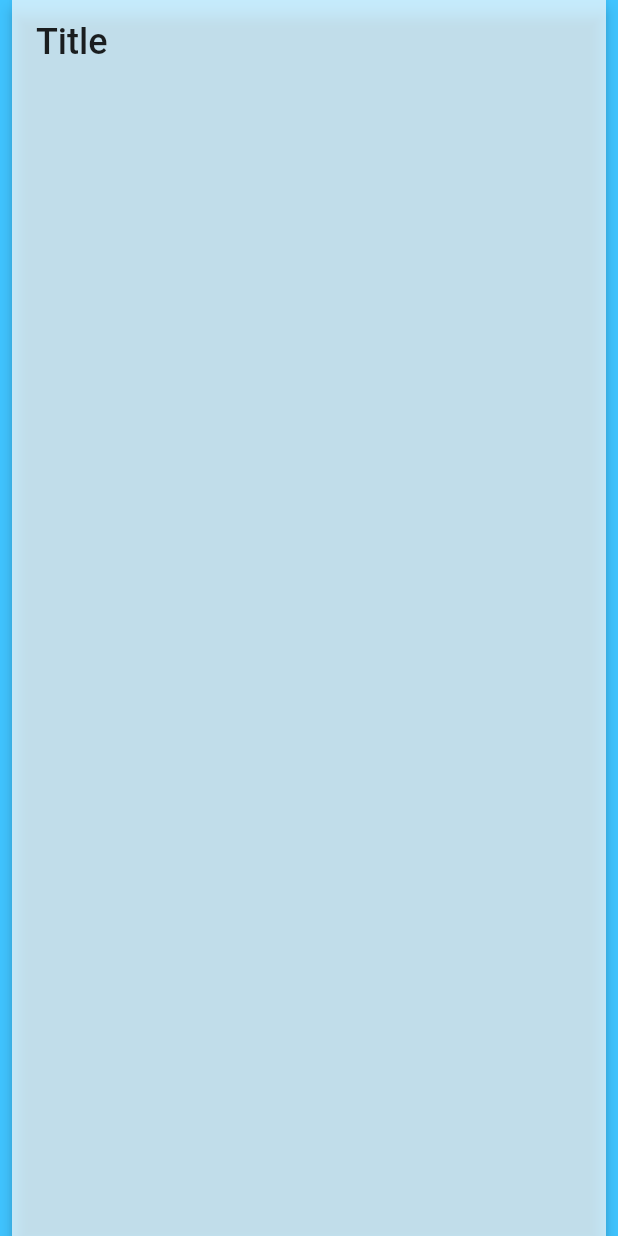
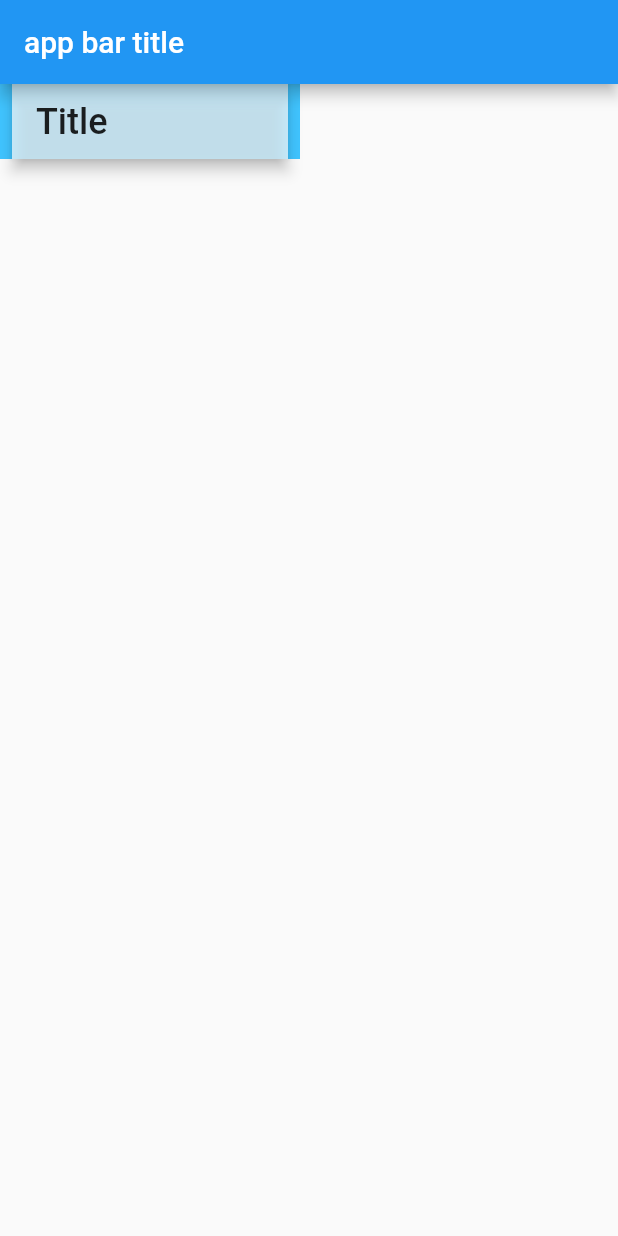
Before and after one commit to takotab/rugform, a Flutter app: the screen it shows after launch, on a phone screen of 412 x 824 dp. Run offline on Flutter 3.47's test engine with Material 2 defaults, Android fonts, the phone set to English and light mode, and no system bars.

Commit message:
now with titlebar

```diff
--- a/lib/main.dart
+++ b/lib/main.dart
@@ -3,18 +3,23 @@ import 'package:flutter/material.dart';
 class MyScaffold extends StatelessWidget {
   @override
   Widget build(BuildContext context) {
-    return Container(
+    return Scaffold(
+        appBar: AppBar(
+            title: Text(
+          'app bar title',
+        )),
+        body: Container(
             decoration: BoxDecoration(color: Colors.lightBlueAccent),
-        height: 20,
+            height: 50,
             padding: const EdgeInsets.symmetric(horizontal: 8.0),
-        width: 20,
+            width: 200,
             child: AppBar(
               title: Text(
                 'Title',
                 style: TextStyle(color: Colors.black87, fontSize: 24.0),
               ),
               backgroundColor: Colors.white70,
-        ));
+            )));
   }
 }
 
```
Lines whose indentation alone changed are shown as unchanged.
